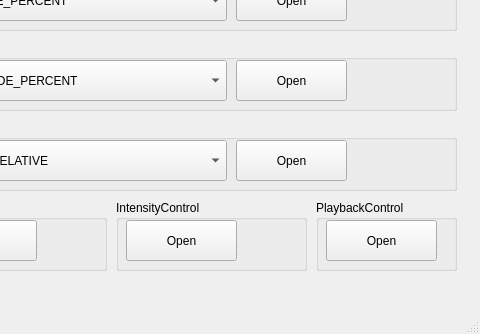
Above: form/mainwindow.ui from thanhtoan36/QtProject before the change; both pictures show x 474 to 954 and y 170 to 504 of the 954 by 504 pixel window. Below: the same form after it.
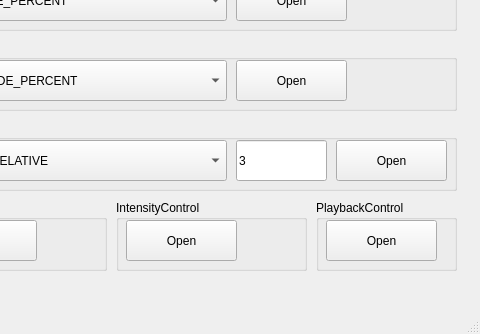
That is the form after the change.

Commit message: add TrackControl vertical, refactor ColorPicker

```diff
--- a/form/mainwindow.ui
+++ b/form/mainwindow.ui
@@ -318,7 +318,7 @@
     <widget class="QPushButton" name="TrackControl_Fake_Open">
      <property name="geometry">
       <rect>
-       <x>690</x>
+       <x>790</x>
        <y>20</y>
        <width>111</width>
        <height>41</height>
@@ -328,6 +328,31 @@
       <string>Open</string>
      </property>
     </widget>
+    <widget class="QLineEdit" name="TrackControl_Fake_PointCount">
+     <property name="geometry">
+      <rect>
+       <x>690</x>
+       <y>20</y>
+       <width>91</width>
+       <height>41</height>
+      </rect>
+     </property>
+     <property name="toolTip">
+      <string>Number of points</string>
+     </property>
+     <property name="statusTip">
+      <string/>
+     </property>
+     <property name="inputMask">
+      <string/>
+     </property>
+     <property name="text">
+      <string>3</string>
+     </property>
+     <property name="maxLength">
+      <number>3</number>
+     </property>
+    </widget>
    </widget>
    <widget class="QGroupBox" name="groupBox_6">
     <property name="geometry">
```
The commit also changes 25 other files.
